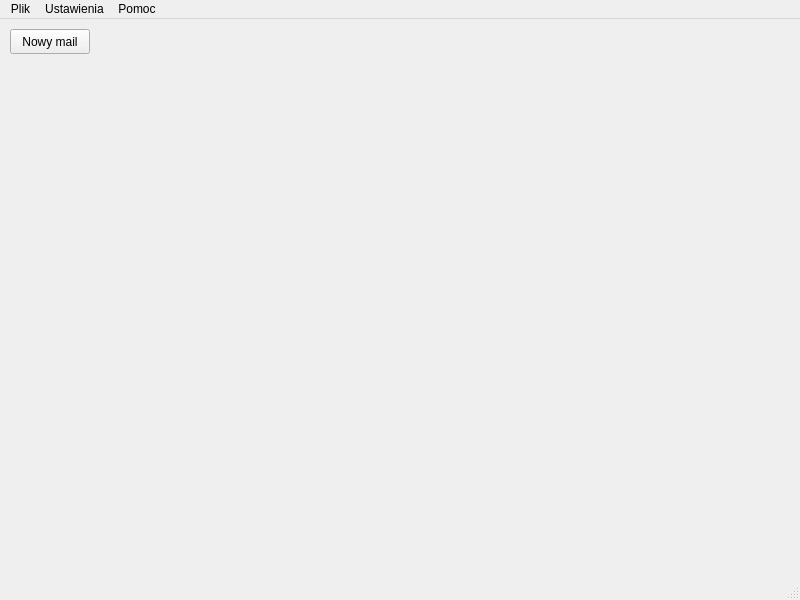
karol50709/QT_Mail_app, file mainwindow.ui: the form before one commit.
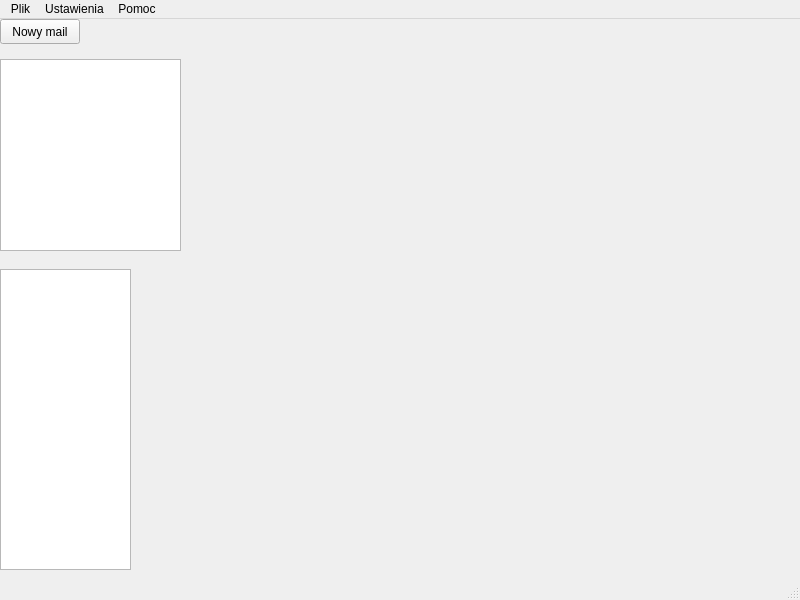
The form after the commit.

The edit to the form file:
```diff
--- a/mainwindow.ui
+++ b/mainwindow.ui
@@ -17,8 +17,8 @@
    <widget class="QPushButton" name="pushButton">
     <property name="geometry">
      <rect>
-      <x>10</x>
-      <y>10</y>
+      <x>0</x>
+      <y>0</y>
       <width>80</width>
       <height>25</height>
      </rect>
@@ -27,6 +27,26 @@
      <string>Nowy mail</string>
     </property>
    </widget>
+   <widget class="QListView" name="listView">
+    <property name="geometry">
+     <rect>
+      <x>0</x>
+      <y>40</y>
+      <width>181</width>
+      <height>192</height>
+     </rect>
+    </property>
+   </widget>
+   <widget class="QTreeView" name="treeView">
+    <property name="geometry">
+     <rect>
+      <x>0</x>
+      <y>250</y>
+      <width>131</width>
+      <height>301</height>
+     </rect>
+    </property>
+   </widget>
   </widget>
   <widget class="QMenuBar" name="menubar">
    <property name="geometry">
```
